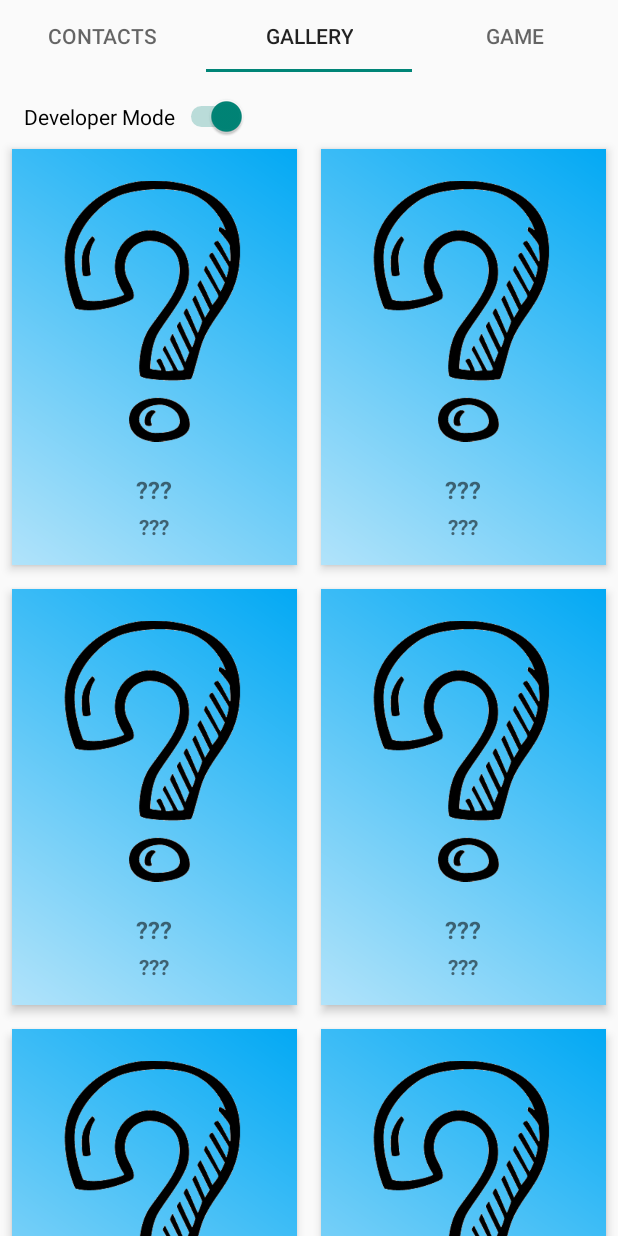
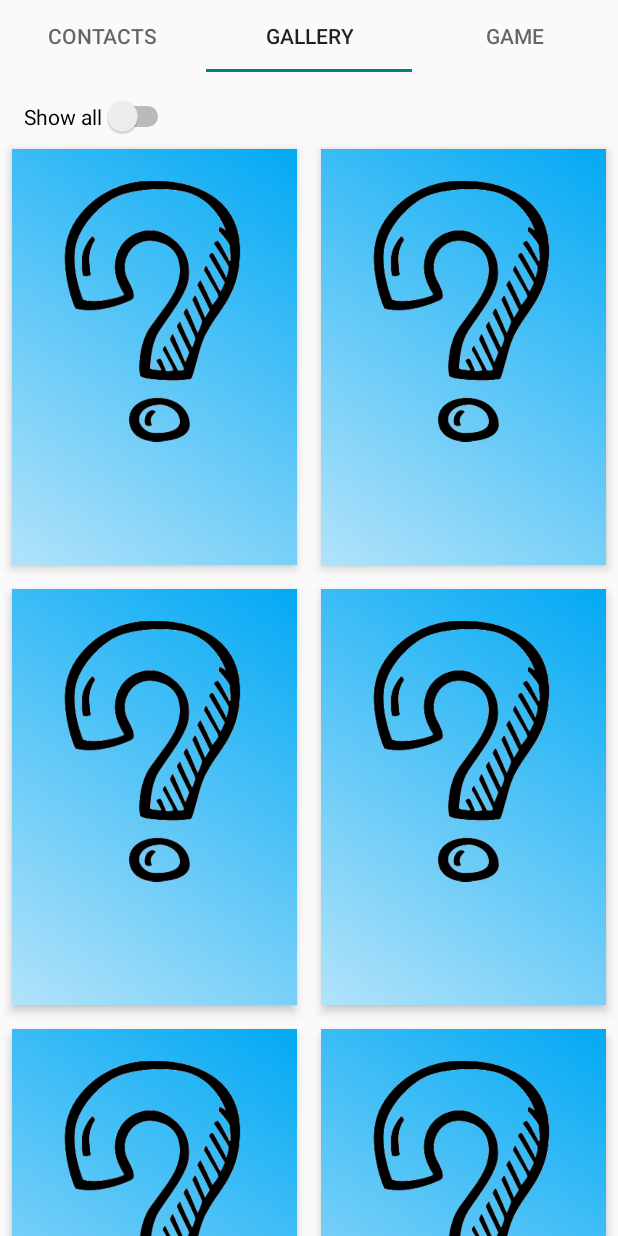
Before and after one commit to jhaaana/madcamp_, an Android app built with Jetpack Compose: the screen it shows after launch (MainActivity), tab 2 chosen, on a phone screen of 412 x 824 dp. Run offline under Robolectric (Android 15) with nearby library versions, the phone set to English and light mode, and no system bars.

Commit message:
tab1 revised

```diff
--- a/app/src/main/java/com/example/sodaw2/ContactAdapter.kt
+++ b/app/src/main/java/com/example/sodaw2/ContactAdapter.kt
@@ -6,6 +6,7 @@ import android.view.View
 import android.view.ViewGroup
 import android.widget.BaseAdapter
 import android.widget.TextView
+import android.widget.ImageView
 
 class ContactAdapter(private val context: Context, private val contacts: List<MondayFragment.Contact>) : BaseAdapter() {
     override fun getCount(): Int = contacts.size
@@ -19,11 +20,15 @@ class ContactAdapter(private val context: Context, private val contacts: List<Mo
 
         val tvName: TextView = view.findViewById(R.id.tvName)
         val tvDescription: TextView = view.findViewById(R.id.tvDescription)
+        val backgroundImageView: ImageView = view.findViewById(R.id.backgroundImageView)
 
         val contact = getItem(position)
         tvName.text = contact.name
         tvDescription.text = contact.description
 
+        val backgroundImage = MondayFragment.imageMap[contact.name] ?: R.drawable.default_image
+        backgroundImageView.setImageResource(backgroundImage)
+
         return view
     }
 }
--- a/app/src/main/java/com/example/sodaw2/GridAdapter.kt
+++ b/app/src/main/java/com/example/sodaw2/GridAdapter.kt
@@ -34,8 +34,8 @@ class GridAdapter(private var dataSet: MutableList<GridItem>) : RecyclerView.Ada
 
         if (gridItem.isHidden) {
             holder.imageView.setImageResource(R.drawable.question_mark)
-            holder.nameTextView.text = "???"
-            holder.itemDescription.text = "???"
+            holder.nameTextView.text = ""
+            holder.itemDescription.text = ""
         } else {
             holder.imageView.setImageResource(gridItem.imageResId)
             holder.nameTextView.text = gridItem.name
--- a/app/src/main/java/com/example/sodaw2/MondayFragment.kt
+++ b/app/src/main/java/com/example/sodaw2/MondayFragment.kt
@@ -18,22 +18,9 @@ class MondayFragment : Fragment() {
         val dialogue: String,
         val youtube: String
     )
-    override fun onCreateView(
-        inflater: LayoutInflater, container: ViewGroup?,
-        savedInstanceState: Bundle?
-    ): View? {
-        val rootView = inflater.inflate(R.layout.fragment_monday, container, false)
 
-        val jsonString = requireContext().readJsonFileFromAssets("contacts.json")
-        val gson = Gson()
-        val contactList: List<Contact> = gson.fromJson(jsonString, object : TypeToken<List<Contact>>() {}.type)
-
-        val listView: ListView = rootView.findViewById(R.id.listView)
-        // val formattedContacts = contactList.map { "${it.name}: ${it.phone}" }
-        val adapter = ContactAdapter(requireContext(), contactList)
-        listView.adapter = adapter
-
-        // 이름-이미지 맵 생성
+    // 이름-이미지 맵 생성
+    companion object {
         val imageMap = mapOf(
             "무셔핑" to R.drawable.image24,
             "시러핑" to R.drawable.image10,
@@ -56,6 +43,24 @@ class MondayFragment : Fragment() {
             "찌릿핑" to R.drawable.image5,
             "꽁꽁핑" to R.drawable.image4
         )
+    }
+
+    override fun onCreateView(
+        inflater: LayoutInflater, container: ViewGroup?,
+        savedInstanceState: Bundle?
+    ): View? {
+        val rootView = inflater.inflate(R.layout.fragment_monday, container, false)
+
+        val jsonString = requireContext().readJsonFileFromAssets("contacts.json")
+        val gson = Gson()
+        val contactList: List<Contact> = gson.fromJson(jsonString, object : TypeToken<List<Contact>>() {}.type)
+
+        val listView: ListView = rootView.findViewById(R.id.listView)
+
+        val adapter = ContactAdapter(requireContext(), contactList)
+        listView.adapter = adapter
+
+
 
         // 클릭 이벤트 처리
         listView.setOnItemClickListener { _, _, position, _ ->
--- a/app/src/main/java/com/example/sodaw2/TuesdayFragment.kt
+++ b/app/src/main/java/com/example/sodaw2/TuesdayFragment.kt
@@ -23,20 +23,11 @@ class TuesdayFragment : Fragment() {
         // ViewModel 초기화
 
         // Find views
-        // val toggleSwitch: Switch = view.findViewById(R.id.toggleSwitch)
+        val toggleSwitch: Switch = view.findViewById(R.id.toggleSwitch)
         val grid1: RecyclerView = view.findViewById(R.id.grid1)
 
         // 초기 상태를 꺼짐으로 설정
-        // toggleSwitch.isChecked = false
-
-        /*val hiddenDataSet1 = dataSet1.map {
-            GridItem(R.drawable.question_mark, "???", "???", "UN") // Placeholder
-        }*/
-
-        // Set up the adapter
-        // val adapter = GridAdapter(SharedData.dataSet1) // Mutable list for dynamic changes
-        // grid1.layoutManager = GridLayoutManager(context, 2)
-        // grid1.adapter = adapter
+        toggleSwitch.isChecked = false
 
         adapter = GridAdapter(SharedData.dataSet1.value ?: mutableListOf())
         grid1.layoutManager = GridLayoutManager(context, 2)
@@ -48,21 +39,21 @@ class TuesdayFragment : Fragment() {
         }
 
         // Add listener to toggle between datasets
-        /*toggleSwitch.setOnCheckedChangeListener { _, isChecked ->
+        toggleSwitch.setOnCheckedChangeListener { _, isChecked ->
             if (isChecked) {
-                showPasswordDialog { isCorrect ->
+                /*showPasswordDialog { isCorrect ->
                     if (isCorrect) {
                         adapter.updateData(dataSet1)
                     } else {
                         toggleSwitch.isChecked = false
                         Toast.makeText(context, "Incorrect password!", Toast.LENGTH_SHORT).show()
                     }
-                }
+                }*/
             } else {
-                adapter.updateData(hiddenDataSet1)
+                // adapter.updateData(hiddenDataSet1)
             }
 
-        }*/
+        }
 
         return view
     }
--- a/app/src/main/res/layout/fragment_tuesday.xml
+++ b/app/src/main/res/layout/fragment_tuesday.xml
@@ -9,7 +9,7 @@
         android:id="@+id/toggleSwitch"
         android:layout_width="wrap_content"
         android:layout_height="wrap_content"
-        android:text="Developer Mode"
+        android:text="Show all"
         android:checked="true"
         app:layout_constraintTop_toTopOf="parent"
         app:layout_constraintStart_toStartOf="parent"
```
Also changed, not shown: app/src/main/res/layout/item_contact.xml (+21 -12 lines).
